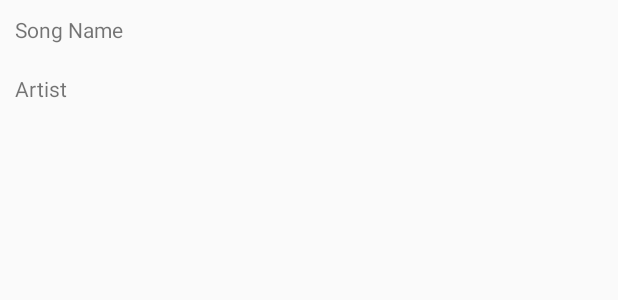
After one commit to akash-bisariya/Music-History, an Android app: the layout row_music_history.xml on its own in the app's theme, with its tools: preview values and no code run, on a phone screen of 412 x 824 dp. The commit adds this screen. Shown: the top 300 px of the screen. Run offline under Robolectric (Android 15) with nearby library versions, the phone set to English and light mode, and no system bars.

Commit message:
added recycler view

```diff
--- a/app/src/main/java/app/android/com/musichistory/MainActivity.kt
+++ b/app/src/main/java/app/android/com/musichistory/MainActivity.kt
@@ -16,6 +16,7 @@ import kotlinx.android.synthetic.main.activity_main.*
 import kotlinx.coroutines.experimental.android.UI
 import kotlinx.coroutines.experimental.delay
 import kotlinx.coroutines.experimental.launch
+import java.io.Serializable
 
 
 class MainActivity : AppCompatActivity() {
@@ -76,6 +77,6 @@ class MainActivity : AppCompatActivity() {
 
 }
 
-class SongHistory(songName:String,songArtist:String) {
+class SongHistory(songName:String,songArtist:String):Serializable {
 
 }
--- /dev/null
+++ b/app/src/main/res/layout/row_music_history.xml
@@ -0,0 +1,25 @@
+<?xml version="1.0" encoding="utf-8"?>
+<android.support.constraint.ConstraintLayout xmlns:android="http://schemas.android.com/apk/res/android"
+    xmlns:app="http://schemas.android.com/apk/res-auto"
+    xmlns:tools="http://schemas.android.com/tools"
+    android:layout_width="match_parent"
+    android:layout_height="match_parent"
+    tools:context="app.android.com.musichistory.MainActivity">
+
+
+    <TextView
+        android:layout_width="match_parent"
+        android:layout_height="wrap_content"
+        android:padding="10dp"
+        android:text="Song Name"
+        android:id="@+id/tv_song_name"/>
+
+    <TextView
+        android:layout_width="match_parent"
+        android:layout_height="wrap_content"
+        android:padding="10dp"
+        android:text="Artist"
+        app:layout_constraintTop_toBottomOf="@id/tv_song_name"
+        android:id="@+id/tv_artist_name"/>
+
+</android.support.constraint.ConstraintLayout>
```
Also changed, not shown: app/src/main/java/app/android/com/musichistory/MusicHistoryFragment.kt (+18 -0 lines), app/src/main/java/app/android/com/musichistory/PagerAdapter.kt (+8 -8 lines), app/src/main/java/app/android/com/musichistory/RecyclerAdapter.kt (added, +34 -0 lines), app/src/main/res/layout/fragment_music_history.xml (added, +15 -0 lines).
